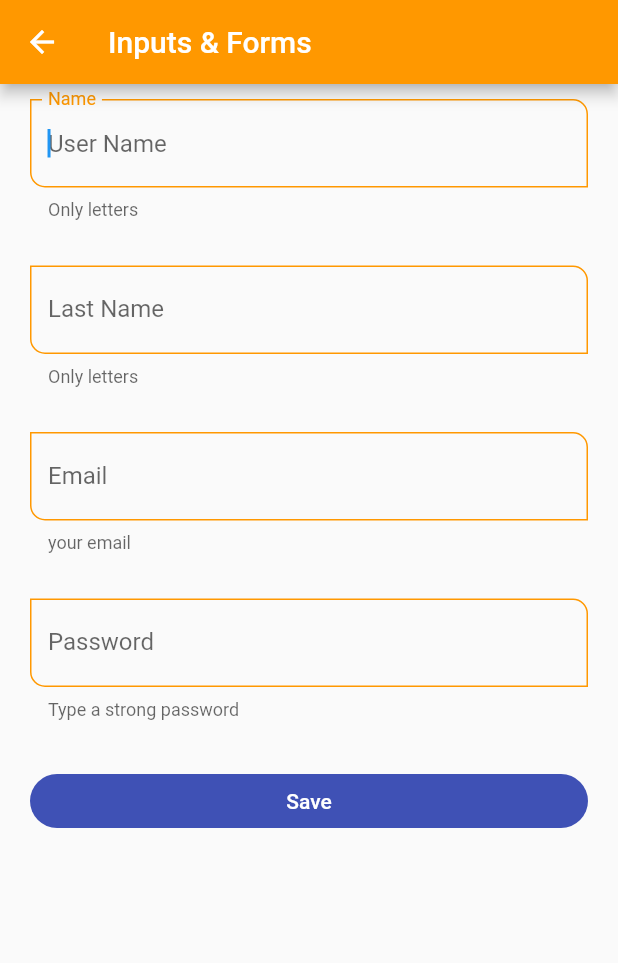
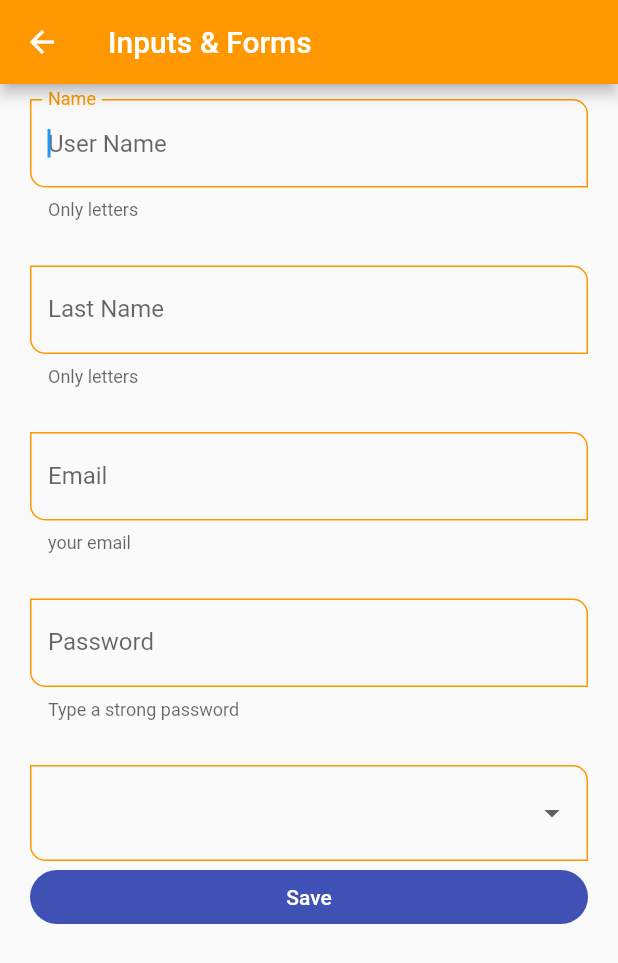
Before and after one commit to BryanParada/flComponents, a Flutter app: the InputsScreen screen opened by its route, on a phone screen of 412 x 824 dp. Shown: the top 963 px of the screen. Run offline on Flutter 3.47's test engine with Material 2 defaults, Android fonts, the phone set to English and light mode, and no system bars.

Commit message:
F93 - DropdownButtonFormField

```diff
--- a/lib/screens/inputs_screen.dart
+++ b/lib/screens/inputs_screen.dart
@@ -44,6 +44,22 @@ class InputsScreen extends StatelessWidget {
                 CustomInputField( labelText: 'Password', hintText: 'Password', helperText: 'Type a strong password', obscureText: true, formProperty: 'password', formValues: formValues ),
                 const SizedBox( height: 30,),
 
+
+                DropdownButtonFormField<String>( //String no es necesario
+                  items: const [
+                    DropdownMenuItem(value: 'Admin', child: Text('Admin')),
+                    DropdownMenuItem(value: 'Superuser', child: Text('Superuser')),
+                    DropdownMenuItem(value: 'Dveloper', child: Text('Dveloper')),
+                    DropdownMenuItem(value: 'Jr Developer', child: Text('Jr Developer')),
+                  ],
+                  onChanged: (value) {
+                    print(value);
+                    formValues['role'] = value ?? 'Admin';
+                  },
+                ),
+
+
+
                 ElevatedButton(
                   child: const SizedBox(
                     width: double.infinity,
```
